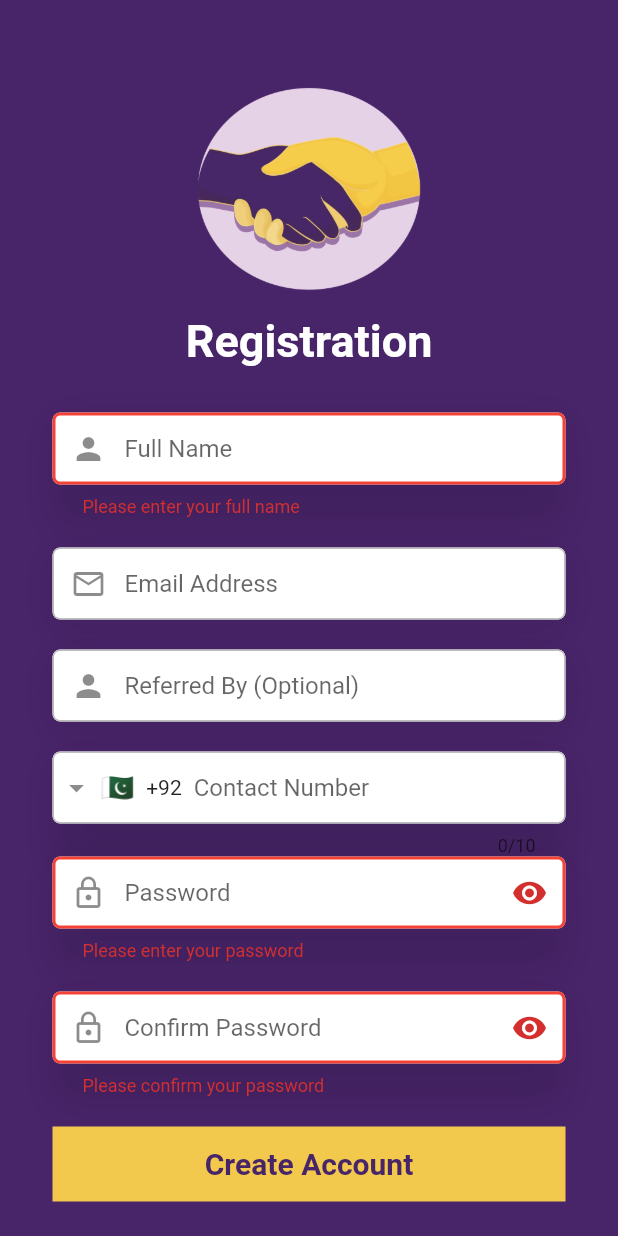
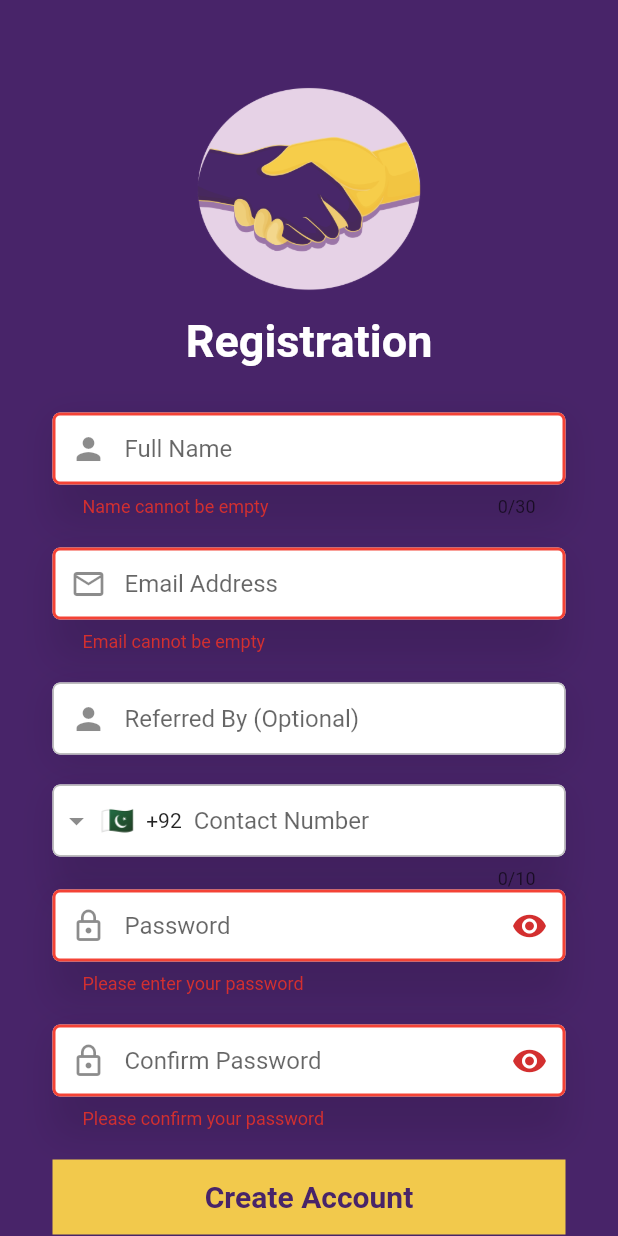
Before and after one commit to Cognativeitsolution/ourlifechangerapp, a Flutter app: the RegistrationPage screen opened directly, after a tap on "Create Account", on a phone screen of 412 x 824 dp. Run offline on Flutter 3.47's test engine with Material 2 defaults, Android fonts, the phone set to English and light mode, and no system bars; drawn by our look-alikes of intl_phone_field; our stand-ins replace animated_text_kit, flutter_native_splash, fluttertoast, font_awesome_flutter, google_sign_in, hexcolor and 7 more; missing offline and left inert: dart_ipify, flutter_facebook_auth, flutter_inappwebview, flutter_paypal, flutter_tawk; accounts and stored records are empty.

Commit message:
first commit

```diff
--- a/lib/register_pages/registration_page.dart
+++ b/lib/register_pages/registration_page.dart
@@ -1,4 +1,4 @@
-// ignore_for_file: unnecessary_new, prefer_const_literals_to_create_immutables, sort_child_properties_last, prefer_const_constructors, use_build_context_synchronously, non_constant_identifier_names, prefer_interpolation_to_compose_strings, unused_local_variable, unnecessary_import
+// ignore_for_file: unnecessary_new, prefer_const_literals_to_create_immutables, sort_child_properties_last, prefer_const_constructors, use_build_context_synchronously, non_constant_identifier_names, prefer_interpolation_to_compose_strings, unused_local_variable, unnecessary_import, prefer_is_not_empty
 
 import 'dart:convert';
 
@@ -149,9 +149,16 @@ class _RegistrationPageState extends State<RegistrationPage> {
                               'Full Name',
                               Icon(Icons.person),
                             ),
+                            maxLength: 30,
                             validator: (val) {
-                              if (val!.isEmpty)
-                                return "Please enter your full name";
+                              if ((val!.isEmpty)) {
+                                return "Name cannot be empty";
+                              } else if (!RegExp(
+                                      r"^\s*([A-Za-z]{1,}([\.,] |[-']| ))+[A-Za-z]+\.?\s*$")
+                                  .hasMatch(val)) {
+                                return "Enter a valid name";
+                              }
+                              return null;
                             },
                             onChanged: (val) {
                               name = _name.text;
@@ -172,9 +179,11 @@ class _RegistrationPageState extends State<RegistrationPage> {
                             ),
                             keyboardType: TextInputType.emailAddress,
                             validator: (val) {
-                              if (!(val!.isEmpty) &&
-                                  !RegExp(r"^[a-zA-Z0-9.!#$%&'*+/=?^_`{|}~-]+@[a-zA-Z0-9](?:[a-zA-Z0-9-]{0,253}[a-zA-Z0-9])?(?:\.[a-zA-Z0-9](?:[a-zA-Z0-9-]{0,253}[a-zA-Z0-9])?)*$")
-                                      .hasMatch(val)) {
+                              if ((val!.isEmpty)) {
+                                return "Email cannot be empty";
+                              } else if (!RegExp(
+                                      r"^[a-zA-Z0-9.!#$%&'*+/=?^_`{|}~-]+@[a-zA-Z0-9](?:[a-zA-Z0-9-]{0,253}[a-zA-Z0-9])?(?:\.[a-zA-Z0-9](?:[a-zA-Z0-9-]{0,253}[a-zA-Z0-9])?)*$")
+                                  .hasMatch(val)) {
                                 return "Enter a valid email address";
                               }
                               return null;
```
